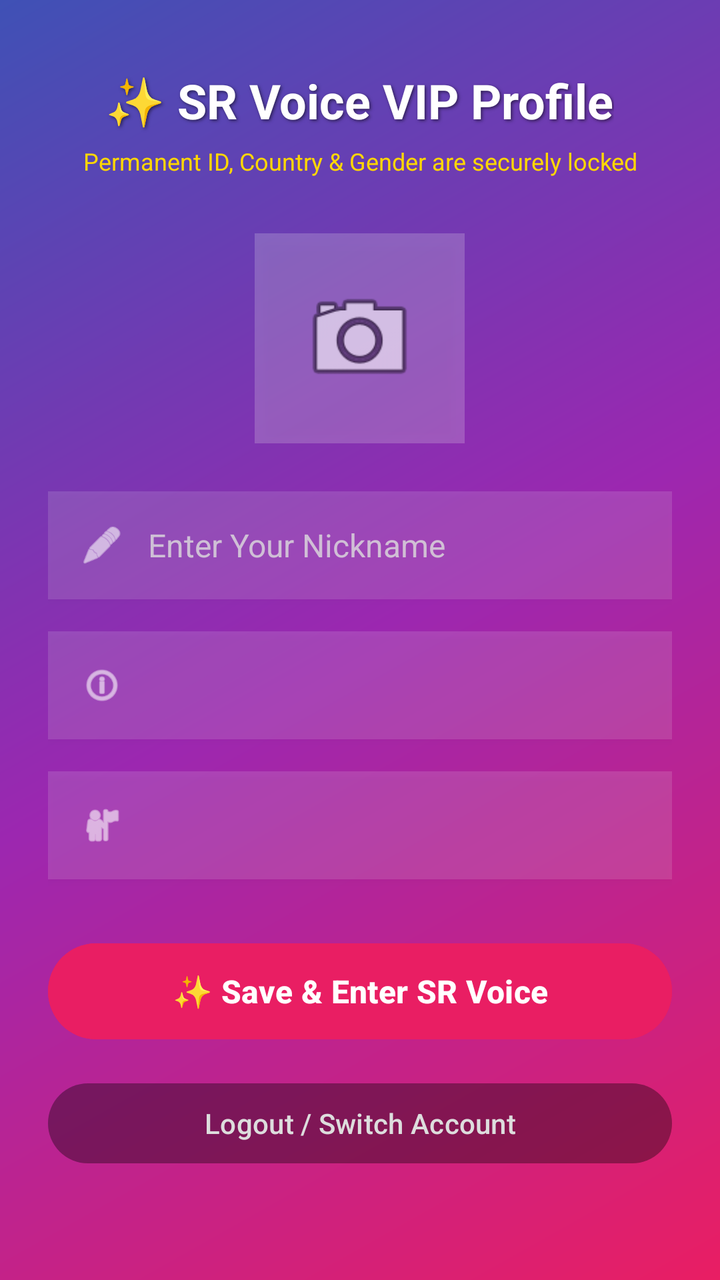
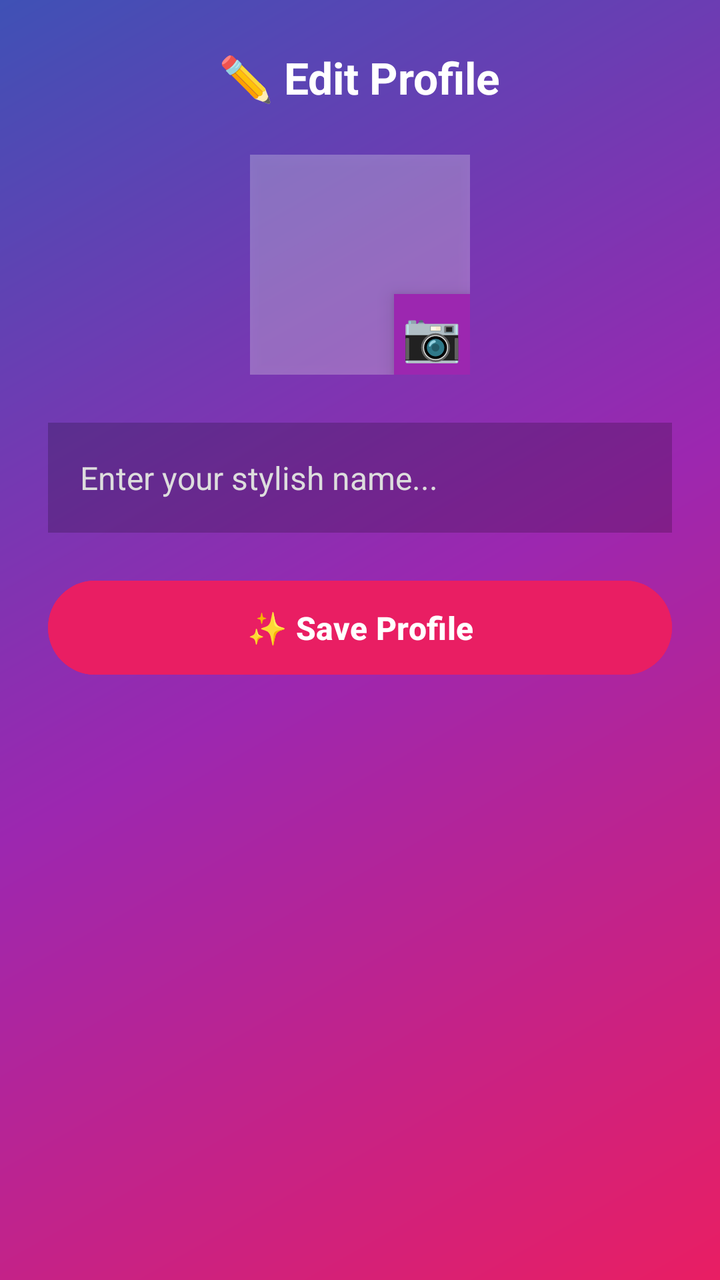

The first picture is an Android layout as it rendered before a commit; the second is the same layout after the commit. The layout source and the unified diff follow.
<!-- AndroidManifest.xml: application theme Theme.SRVoiceChat -->
<!-- res/layout/activity_edit_profile.xml -->
<?xml version="1.0" encoding="utf-8"?>
<ScrollView xmlns:android="http://schemas.android.com/apk/res/android"
    android:layout_width="match_parent"
    android:layout_height="match_parent"
    android:background="@drawable/bg_profile_gradient"
    android:fillViewport="true">

    <LinearLayout
        android:layout_width="match_parent"
        android:layout_height="wrap_content"
        android:orientation="vertical"
        android:padding="24dp"
        android:gravity="center_horizontal">

        
        <TextView
            android:layout_width="wrap_content"
            android:layout_height="wrap_content"
            android:text="✨ SR Voice VIP Profile"
            android:textColor="#FFFFFF"
            android:textSize="24sp"
            android:textStyle="bold"
            android:layout_marginTop="10dp"
            android:layout_marginBottom="6dp"
            android:shadowColor="#88000000"
            android:shadowDx="2"
            android:shadowDy="2"
            android:shadowRadius="4"/>

        <TextView
            android:layout_width="wrap_content"
            android:layout_height="wrap_content"
            android:text="Permanent ID, Country &amp; Gender are securely locked"
            android:textColor="#FFD700"
            android:textSize="12sp"
            android:layout_marginBottom="28dp"
            android:gravity="center"/>

        
        <RelativeLayout
            android:layout_width="105dp"
            android:layout_height="105dp"
            android:layout_marginBottom="24dp">

            <ImageView
                android:id="@+id/imgProfilePic"
                android:layout_width="match_parent"
                android:layout_height="match_parent"
                android:src="@android:drawable/ic_menu_camera"
                android:background="#33FFFFFF"
                android:scaleType="centerCrop"
                android:padding="22dp"
                android:elevation="6dp"/>
        </RelativeLayout>

        
        <LinearLayout
            android:layout_width="match_parent"
            android:layout_height="54dp"
            android:background="#22FFFFFF"
            android:orientation="horizontal"
            android:gravity="center_vertical"
            android:paddingHorizontal="16dp"
            android:layout_marginBottom="16dp"
            android:elevation="2dp">

            <ImageView
                android:layout_width="22dp"
                android:layout_height="22dp"
                android:src="@android:drawable/ic_menu_edit"
                android:tint="#FFFFFF"
                android:layout_marginEnd="12dp"/>

            <EditText
                android:id="@+id/inputName"
                android:layout_width="match_parent"
                android:layout_height="match_parent"
                android:hint="Enter Your Nickname"
                android:textColor="#FFFFFF"
                android:textColorHint="#CCDDDDDD"
                android:background="@android:color/transparent"
                android:textSize="16sp"
                android:maxLines="1"/>
        </LinearLayout>

        
        <LinearLayout
            android:layout_width="match_parent"
            android:layout_height="54dp"
            android:background="#22FFFFFF"
            android:orientation="horizontal"
            android:gravity="center_vertical"
            android:paddingHorizontal="16dp"
            android:layout_marginBottom="16dp"
            android:elevation="2dp">

            <ImageView
                android:layout_width="22dp"
                android:layout_height="22dp"
                android:src="@android:drawable/ic_menu_info_details"
                android:tint="#FFFFFF"
                android:layout_marginEnd="12dp"/>

            <Spinner
                android:id="@+id/spinnerGender"
                android:layout_width="match_parent"
                android:layout_height="match_parent"
                android:background="@android:color/transparent"/>
        </LinearLayout>

        
        <LinearLayout
            android:layout_width="match_parent"
            android:layout_height="54dp"
            android:background="#22FFFFFF"
            android:orientation="horizontal"
            android:gravity="center_vertical"
            android:paddingHorizontal="16dp"
            android:layout_marginBottom="28dp"
            android:elevation="2dp">

            <ImageView
                android:layout_width="22dp"
                android:layout_height="22dp"
                android:src="@android:drawable/ic_menu_myplaces"
                android:tint="#FFFFFF"
                android:layout_marginEnd="12dp"/>

            <Spinner
                android:id="@+id/spinnerCountry"
                android:layout_width="match_parent"
                android:layout_height="match_parent"
                android:background="@android:color/transparent"/>
        </LinearLayout>

        
        <Button
            android:id="@+id/btnSaveProfile"
            android:layout_width="match_parent"
            android:layout_height="56dp"
            android:text="✨ Save &amp; Enter SR Voice"
            android:textColor="#FFFFFF"
            android:textSize="16sp"
            android:textStyle="bold"
            android:backgroundTint="#E91E63"
            android:layout_marginBottom="14dp"
            android:elevation="4dp"/>

        
        <Button
            android:id="@+id/btnLogOut"
            android:layout_width="match_parent"
            android:layout_height="48dp"
            android:text="Logout / Switch Account"
            android:textColor="#DDDDDD"
            android:textSize="14sp"
            android:backgroundTint="#33000000"/>

    </LinearLayout>
</ScrollView>
<!-- resources referenced by this layout -->
<resources>
  <!-- drawable bg_profile_gradient (drawable) -->
  <?xml version="1.0" encoding="utf-8"?>
  <shape xmlns:android="http://schemas.android.com/apk/res/android"
      android:shape="rectangle">
      <gradient
          android:angle="135"
          android:startColor="#E91E63"
          android:centerColor="#9C27B0"
          android:endColor="#3F51B5"
          android:type="linear" />
  </shape>
  <style name="Theme.SRVoiceChat" parent="Theme.Material3.DayNight.NoActionBar">
          <item name="colorPrimary">#FF4081</item>
          <item name="android:statusBarColor">#FF4081</item>
          <item name="android:windowLightStatusBar">true</item>
      </style>
</resources>

<!-- the commit's change to res/layout/activity_edit_profile.xml (unified diff, before → after) -->
@@ -16,145 +16,62 @@
         <TextView
             android:layout_width="wrap_content"
             android:layout_height="wrap_content"
-            android:text="✨ SR Voice VIP Profile"
+            android:text="✏️ Edit Profile"
             android:textColor="#FFFFFF"
-            android:textSize="24sp"
+            android:textSize="22sp"
             android:textStyle="bold"
-            android:layout_marginTop="10dp"
-            android:layout_marginBottom="6dp"
-            android:shadowColor="#88000000"
-            android:shadowDx="2"
-            android:shadowDy="2"
-            android:shadowRadius="4"/>
-
-        <TextView
-            android:layout_width="wrap_content"
-            android:layout_height="wrap_content"
-            android:text="Permanent ID, Country &amp; Gender are securely locked"
-            android:textColor="#FFD700"
-            android:textSize="12sp"
-            android:layout_marginBottom="28dp"
-            android:gravity="center"/>
+            android:layout_marginBottom="24dp"/>
 
         
-        <RelativeLayout
-            android:layout_width="105dp"
-            android:layout_height="105dp"
+        <FrameLayout
+            android:layout_width="110dp"
+            android:layout_height="110dp"
             android:layout_marginBottom="24dp">
 
             <ImageView
-                android:id="@+id/imgProfilePic"
+                android:id="@+id/imgEditProfilePic"
                 android:layout_width="match_parent"
                 android:layout_height="match_parent"
-                android:src="@android:drawable/ic_menu_camera"
-                android:background="#33FFFFFF"
+                android:background="#44FFFFFF"
                 android:scaleType="centerCrop"
-                android:padding="22dp"
+                android:elevation="4dp"/>
+
+            <TextView
+                android:layout_width="wrap_content"
+                android:layout_height="wrap_content"
+                android:text="📷"
+                android:textSize="24sp"
+                android:layout_gravity="bottom|end"
+                android:background="#9C27B0"
+                android:padding="4dp"
                 android:elevation="6dp"/>
-        </RelativeLayout>
+        </FrameLayout>
 
         
-        <LinearLayout
+        <EditText
+            android:id="@+id/editUserName"
             android:layout_width="match_parent"
-            android:layout_height="54dp"
-            android:background="#22FFFFFF"
-            android:orientation="horizontal"
-            android:gravity="center_vertical"
+            android:layout_height="55dp"
+            android:background="#33000000"
+            android:hint="Enter your stylish name..."
+            android:textColor="#FFFFFF"
+            android:textColorHint="#DDDDDD"
+            android:textSize="16sp"
             android:paddingHorizontal="16dp"
-            android:layout_marginBottom="16dp"
-            android:elevation="2dp">
-
-            <ImageView
-                android:layout_width="22dp"
-                android:layout_height="22dp"
-                android:src="@android:drawable/ic_menu_edit"
-                android:tint="#FFFFFF"
-                android:layout_marginEnd="12dp"/>
-
-            <EditText
-                android:id="@+id/inputName"
-                android:layout_width="match_parent"
-                android:layout_height="match_parent"
-                android:hint="Enter Your Nickname"
-                android:textColor="#FFFFFF"
-                android:textColorHint="#CCDDDDDD"
-                android:background="@android:color/transparent"
-                android:textSize="16sp"
-                android:maxLines="1"/>
-        </LinearLayout>
-
-        
-        <LinearLayout
-            android:layout_width="match_parent"
-            android:layout_height="54dp"
-            android:background="#22FFFFFF"
-            android:orientation="horizontal"
-            android:gravity="center_vertical"
-            android:paddingHorizontal="16dp"
-            android:layout_marginBottom="16dp"
-            android:elevation="2dp">
-
-            <ImageView
-                android:layout_width="22dp"
-                android:layout_height="22dp"
-                android:src="@android:drawable/ic_menu_info_details"
-                android:tint="#FFFFFF"
-                android:layout_marginEnd="12dp"/>
-
-            <Spinner
-                android:id="@+id/spinnerGender"
-                android:layout_width="match_parent"
-                android:layout_height="match_parent"
-                android:background="@android:color/transparent"/>
-        </LinearLayout>
-
-        
-        <LinearLayout
-            android:layout_width="match_parent"
-            android:layout_height="54dp"
-            android:background="#22FFFFFF"
-            android:orientation="horizontal"
-            android:gravity="center_vertical"
-            android:paddingHorizontal="16dp"
-            android:layout_marginBottom="28dp"
-            android:elevation="2dp">
-
-            <ImageView
-                android:layout_width="22dp"
-                android:layout_height="22dp"
-                android:src="@android:drawable/ic_menu_myplaces"
-                android:tint="#FFFFFF"
-                android:layout_marginEnd="12dp"/>
-
-            <Spinner
-                android:id="@+id/spinnerCountry"
-                android:layout_width="match_parent"
-                android:layout_height="match_parent"
-                android:background="@android:color/transparent"/>
-        </LinearLayout>
+            android:layout_marginBottom="20dp"
+            android:singleLine="true"/>
 
         
         <Button
             android:id="@+id/btnSaveProfile"
             android:layout_width="match_parent"
-            android:layout_height="56dp"
-            android:text="✨ Save &amp; Enter SR Voice"
+            android:layout_height="55dp"
+            android:text="✨ Save Profile"
             android:textColor="#FFFFFF"
             android:textSize="16sp"
             android:textStyle="bold"
             android:backgroundTint="#E91E63"
-            android:layout_marginBottom="14dp"
             android:elevation="4dp"/>
-
-        
-        <Button
-            android:id="@+id/btnLogOut"
-            android:layout_width="match_parent"
-            android:layout_height="48dp"
-            android:text="Logout / Switch Account"
-            android:textColor="#DDDDDD"
-            android:textSize="14sp"
-            android:backgroundTint="#33000000"/>
 
     </LinearLayout>
 </ScrollView>
